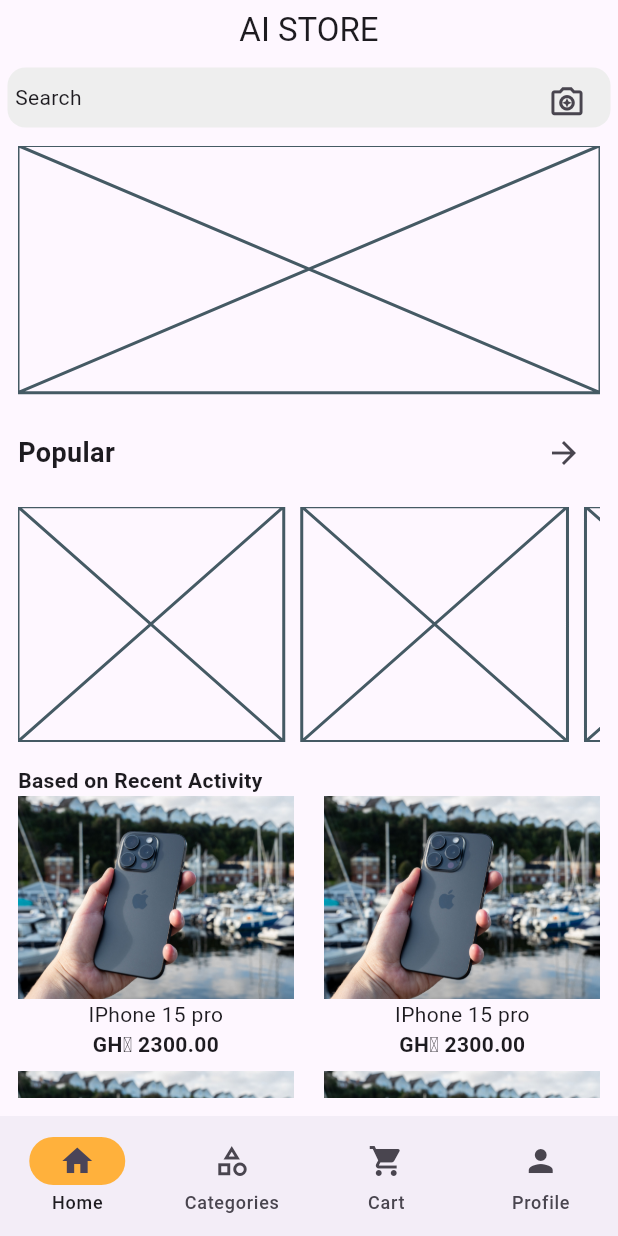
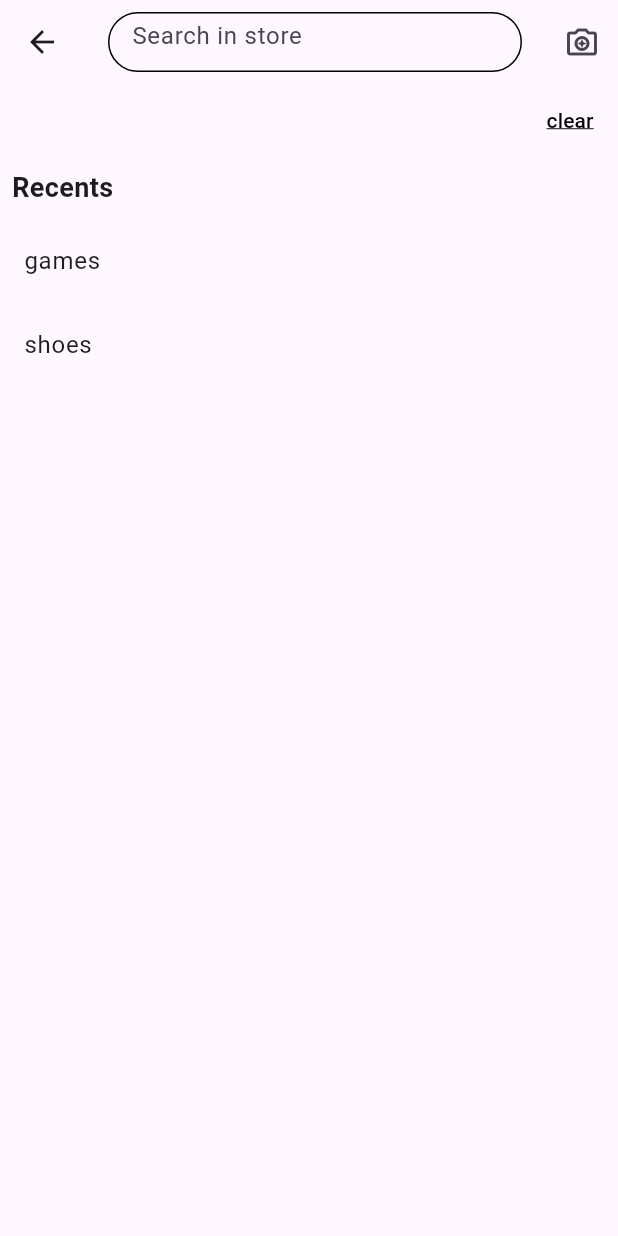
Before and after one commit to rans-rans/ai_store, a Flutter app: the screen it shows after launch, after a tap on "Search", on a phone screen of 412 x 824 dp. Run offline on Flutter 3.47's test engine with Material 3 defaults, Android fonts, the phone set to English and light mode, and no system bars; our stand-ins replace camera, flutter_bloc, permission_handler.

Commit message:
added search screen ui

```diff
--- a/lib/src/features/home/presentation/screens/home_screen.dart
+++ b/lib/src/features/home/presentation/screens/home_screen.dart
@@ -1,6 +1,7 @@
 import 'package:flutter/material.dart';
 
 import '../../../search/presentation/screens/open_camera_screen.dart';
+import '../../../search/presentation/screens/search_screen.dart';
 import '/src/features/home/presentation/widgets/spaced_row_widget.dart';
 import '../../../../constants/numbers.dart'
     show
@@ -29,6 +30,14 @@ class HomeScreen extends StatelessWidget {
           child: GestureDetector(
             onTap: () {
               //TODO navigate to search screen
+              Navigator.push(
+                context,
+                MaterialPageRoute(
+                  builder: (_) {
+                    return const SearchScreen();
+                  },
+                ),
+              );
             },
             child: Padding(
               padding: const EdgeInsets.symmetric(horizontal: 5),
--- a/lib/src/features/search/presentation/screens/open_camera_screen.dart
+++ b/lib/src/features/search/presentation/screens/open_camera_screen.dart
@@ -16,7 +16,6 @@ class _OpenCameraScreenState extends State<OpenCameraScreen> {
 
   Future<void> isCameraEnabled() async {
     cameras = await availableCameras();
-    print(cameras);
     cameraController = CameraController(
       cameras[0],
       ResolutionPreset.veryHigh,
--- /dev/null
+++ b/lib/src/features/search/presentation/screens/search_screen.dart
@@ -0,0 +1,101 @@
+import 'package:flutter/material.dart';
+
+import '../../../../constants/numbers.dart';
+import 'open_camera_screen.dart';
+
+class SearchScreen extends StatefulWidget {
+  const SearchScreen({super.key});
+
+  @override
+  State<SearchScreen> createState() => _SearchScreenState();
+}
+
+class _SearchScreenState extends State<SearchScreen> {
+  final searchController = TextEditingController();
+
+  @override
+  void dispose() {
+    super.dispose();
+    searchController.dispose();
+  }
+
+  @override
+  Widget build(BuildContext context) {
+    return Scaffold(
+      appBar: AppBar(
+        title: SizedBox(
+          height: 40,
+          child: TextField(
+            controller: searchController,
+            cursorColor: Theme.of(context).primaryColor,
+            decoration: InputDecoration(
+              hintText: "Search in store",
+              enabledBorder: OutlineInputBorder(
+                borderRadius: BorderRadius.circular(inputBorderRadius),
+              ),
+              focusedBorder: OutlineInputBorder(
+                borderRadius: BorderRadius.circular(inputBorderRadius),
+              ),
+            ),
+            onChanged: (value) {
+              //TODO handle realtime search results here
+            },
+          ),
+        ),
+        actions: [
+          IconButton(
+            onPressed: () {
+              Navigator.push(
+                context,
+                MaterialPageRoute(
+                  builder: (_) {
+                    return const OpenCameraScreen();
+                  },
+                ),
+              );
+            },
+            icon: const Icon(Icons.camera_enhance_outlined),
+          ),
+        ],
+      ),
+      body: SingleChildScrollView(
+        child: Column(
+          crossAxisAlignment: CrossAxisAlignment.start,
+          children: [
+            Align(
+              alignment: Alignment.topRight,
+              child: TextButton(
+                onPressed: () {},
+                child: const Text(
+                  "clear",
+                  style: TextStyle(
+                    decoration: TextDecoration.underline,
+                  ),
+                ),
+              ),
+            ),
+            const Padding(
+              padding: EdgeInsets.all(8.0),
+              child: Text(
+                "Recents",
+                style: TextStyle(
+                  fontWeight: mediumFontWeight,
+                  fontSize: mediumFontSize,
+                ),
+              ),
+            ),
+            //TODO list of recent searches comes here
+            ListTile(
+              title: const Text("games"),
+              onTap: () {},
+            ),
+            ListTile(
+              title: const Text("shoes"),
+              onTap: () {},
+            ),
+          ],
+        ),
+      ),
+    );
+  }
+}
```
